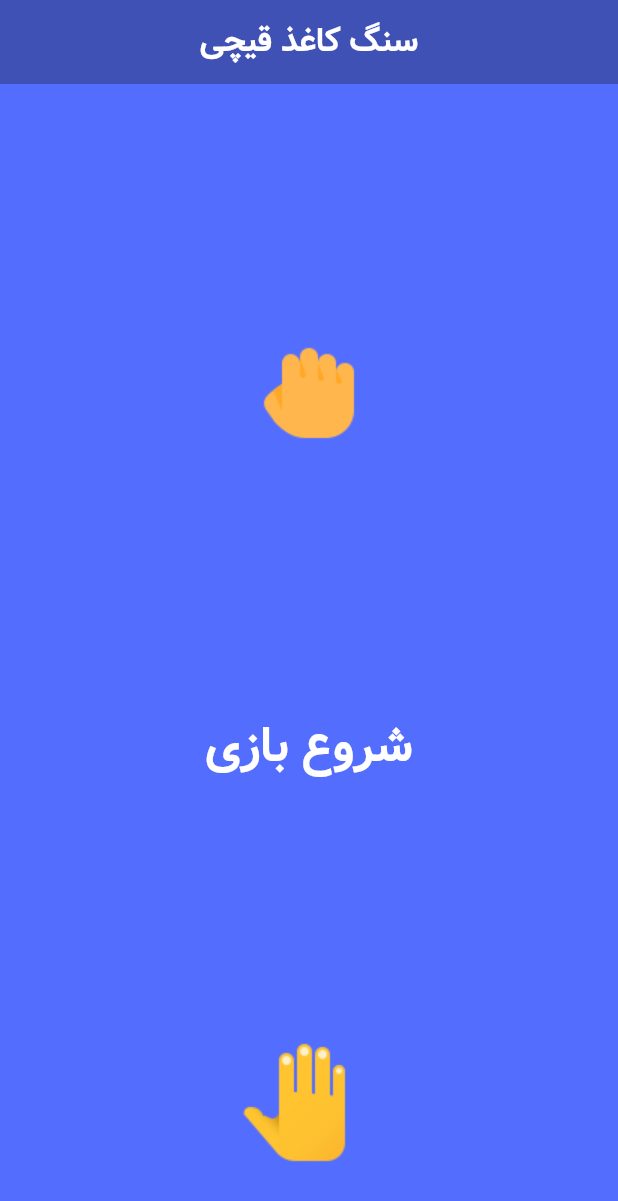
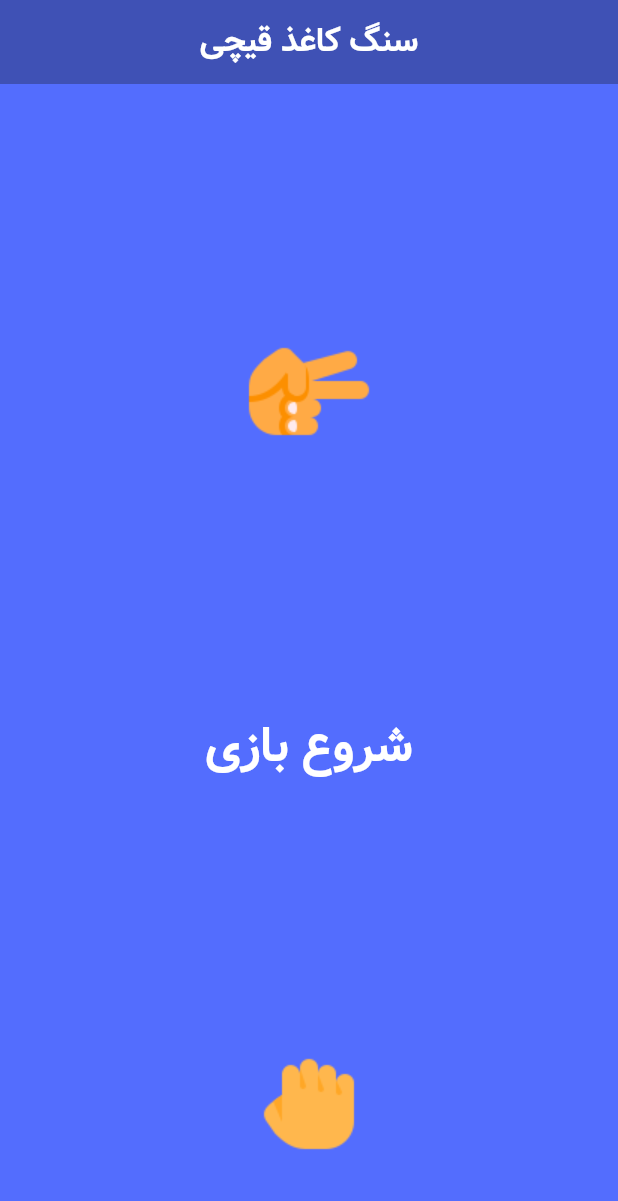
Before and after one commit to hasanlashgari01/flutter_rock_paper_scissors, a Flutter app: the screen it shows after launch, after a tap on "شروع بازی", on a phone screen of 412 x 824 dp. Shown: the top 1201 px of the screen. Run offline on Flutter 3.47's test engine with Material 3 defaults, Android fonts, the phone set to English and light mode, and no system bars.

```diff
--- a/lib/main.dart
+++ b/lib/main.dart
@@ -1,12 +1,19 @@
 import 'package:flutter/material.dart';
 
 void main() {
-  runApp(Application());
+  runApp(GameApplication());
 }
 
-class Application extends StatelessWidget {
-  const Application({super.key});
+class GameApplication extends StatefulWidget {
+  const GameApplication({super.key});
 
+  @override
+  State<GameApplication> createState() => _GameApplicationState();
+}
+
+class _GameApplicationState extends State<GameApplication> {
+  int top = 1;
+  int bottom = 1;
   @override
   Widget build(BuildContext context) {
     return MaterialApp(
@@ -24,16 +31,21 @@ class Application extends StatelessWidget {
             child: Column(
               crossAxisAlignment: CrossAxisAlignment.stretch,
               children: [
-                Image(image: AssetImage("images/1.png")),
+                Image(image: AssetImage("images/$top.png")),
                 TextButton(
                   style: TextButton.styleFrom(foregroundColor: Colors.white),
-                  onPressed: () {},
+                  onPressed: () {
+                    setState(() {
+                      top = 3;
+                      bottom = 1;
+                    });
+                  },
                   child: Text(
                     'شروع بازی',
                     style: TextStyle(fontSize: 32),
                   ),
                 ),
-                Image(image: AssetImage("images/2.png")),
+                Image(image: AssetImage("images/$bottom.png")),
               ],
             ),
           ),
```
